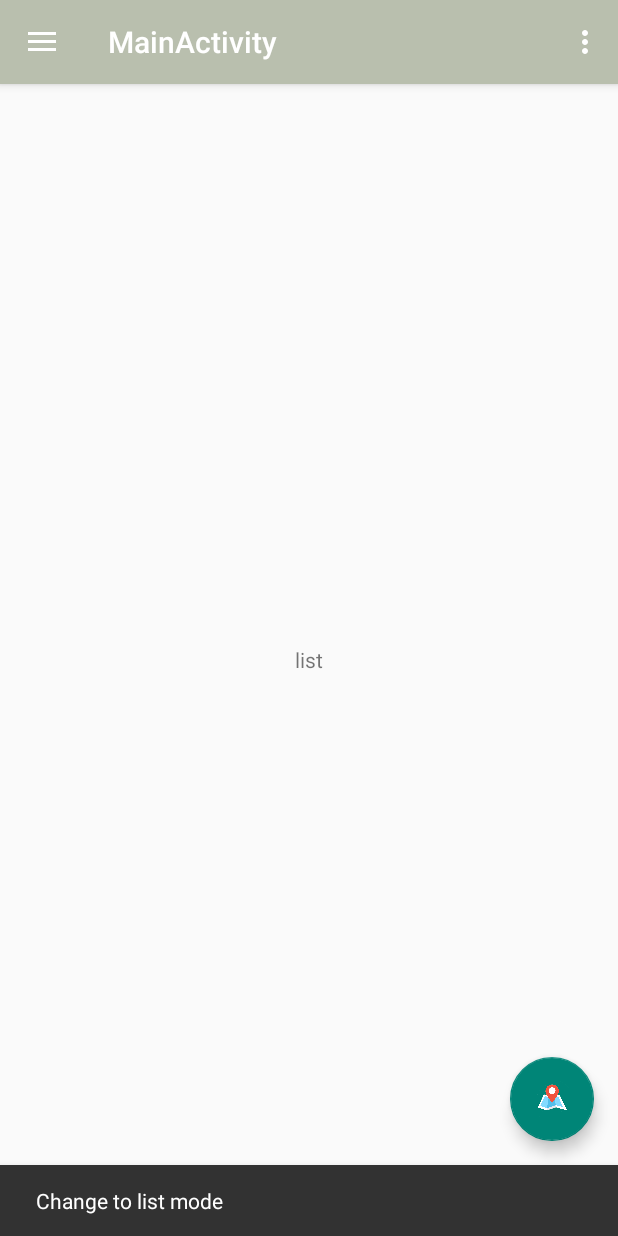
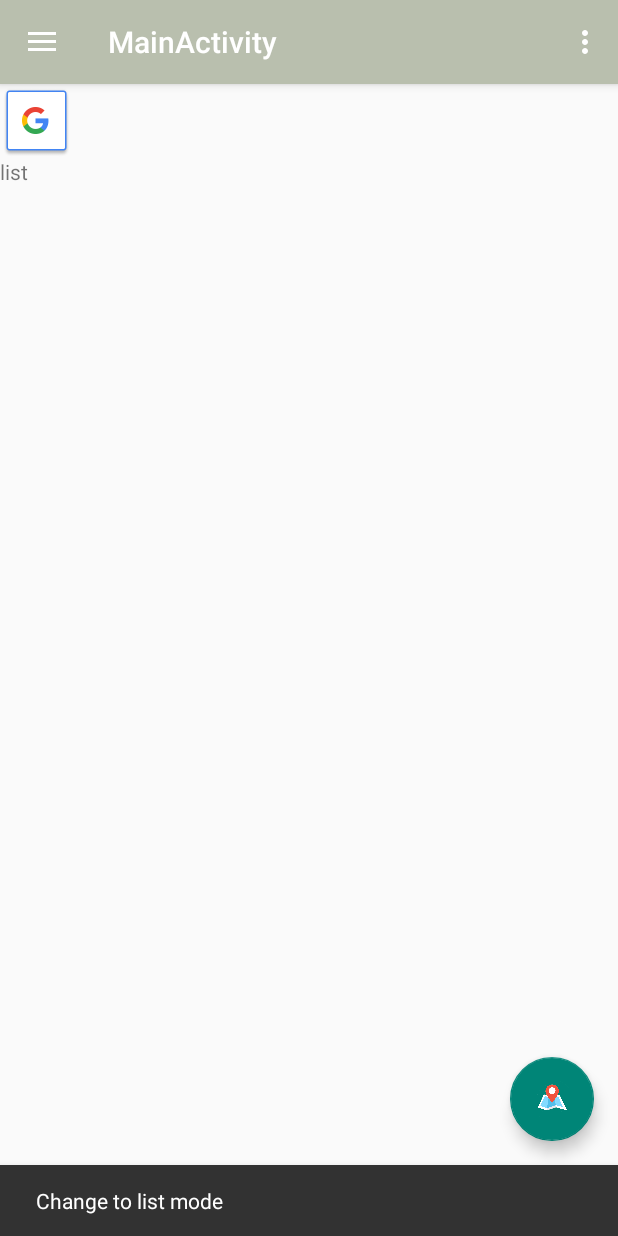
Before and after one commit to kanghyejin0106/SH_F, an Android app: the MainActivity screen opened directly, with no data from a screen before it, after a tap on an icon or button, on a phone screen of 412 x 824 dp. Run offline under Robolectric (Android 15) with nearby library versions, the phone set to English and light mode, and no system bars; our stand-ins replace Firebase (no records; nobody signed in at launch, a user with empty details on screens opened directly); 1 statement that could not run was skipped.

Commit message:
현상황

```diff
--- a/app/src/main/java/com/example/home/myapplication/MainActivity.java
+++ b/app/src/main/java/com/example/home/myapplication/MainActivity.java
@@ -151,7 +151,7 @@ public class MainActivity extends AppCompatActivity
             intent.setType("image/*");
             startActivityForResult(intent,TAKE_PHOTO);
 
-        } else if (id == R.id.nav_slideshow) {
+        }/* else if (id == R.id.nav_slideshow) {
 
         } else if (id == R.id.nav_manage) {
 
--- a/app/src/main/res/layout/fragment_list.xml
+++ b/app/src/main/res/layout/fragment_list.xml
@@ -1,5 +1,6 @@
 <?xml version="1.0" encoding="utf-8"?>
 <FrameLayout xmlns:android="http://schemas.android.com/apk/res/android"
+    xmlns:app="http://schemas.android.com/apk/res-auto"
     xmlns:tools="http://schemas.android.com/tools"
     android:layout_width="match_parent"
     android:layout_height="match_parent"
@@ -8,15 +9,29 @@
 
 
     <!-- TODO: Update blank fragment layout -->
-    <TextView
+    <LinearLayout
         android:layout_width="match_parent"
         android:layout_height="match_parent"
-        android:text="list"
-        android:gravity="center"/>
+        android:orientation="vertical">
 
-    <ListView
-        android:id="@+id/list_room"
-        android:layout_width="match_parent"
-        android:layout_height="match_parent" />
+        <ImageView
+            android:id="@+id/imageView4"
+            android:layout_width="wrap_content"
+            android:layout_height="wrap_content"
+            android:src="@drawable/common_google_signin_btn_icon_dark" />
+
+        <TextView
+            android:id="@+id/roomnamelist"
+            android:layout_width="match_parent"
+            android:layout_height="wrap_content"
+            android:text="list" />
+
+        <ListView
+            android:id="@+id/list_room"
+            android:layout_width="match_parent"
+            android:layout_height="match_parent" >
+
+        </ListView>
+    </LinearLayout>
 
 </FrameLayout>
--- a/app/src/main/res/menu/activity_main_drawer.xml
+++ b/app/src/main/res/menu/activity_main_drawer.xml
@@ -12,6 +12,7 @@
             android:id="@+id/nav_gallery"
             android:icon="@drawable/ic_menu_gallery"
             android:title="Gallery" />
+        <!--
         <item
             android:id="@+id/nav_slideshow"
             android:icon="@drawable/ic_menu_slideshow"
@@ -19,7 +20,7 @@
         <item
             android:id="@+id/nav_manage"
             android:icon="@drawable/ic_menu_manage"
-            android:title="Tools" />
+            android:title="Tools" />-->
     </group>
 <!--
     <item android:title="Communicate">
```
Also changed, not shown: app/src/main/java/com/example/home/myapplication/Application.java (+46 -1 lines).
